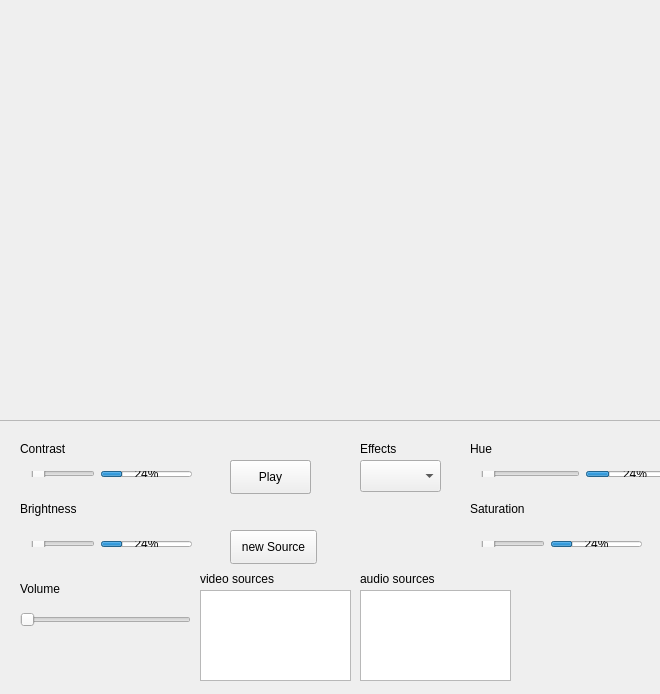
First picture: the form in gstvideo.ui, repository neithanmo/BitRiver, before the edit.
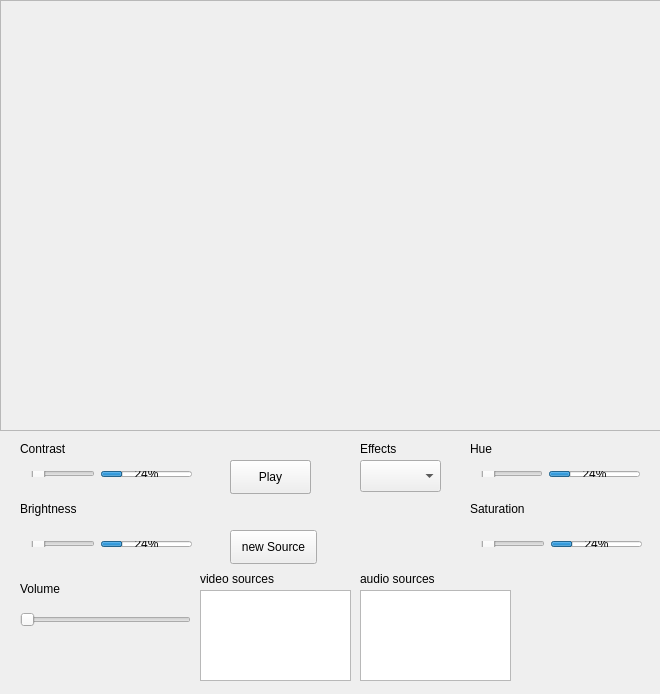
Second picture: the form after the edit.

What changed in the file:
```diff
--- a/gstvideo.ui
+++ b/gstvideo.ui
@@ -107,58 +107,7 @@
     <string>audio sources</string>
    </property>
   </widget>
-  <widget class="QScrollArea" name="area">
-   <property name="geometry">
-    <rect>
-     <x>-10</x>
-     <y>-10</y>
-     <width>681</width>
-     <height>431</height>
-    </rect>
-   </property>
-   <property name="minimumSize">
-    <size>
-     <width>681</width>
-     <height>431</height>
-    </size>
-   </property>
-   <property name="widgetResizable">
-    <bool>true</bool>
-   </property>
-   <widget class="QWidget" name="scrollAreaWidgetContents_2">
-    <property name="geometry">
-     <rect>
-      <x>0</x>
-      <y>0</y>
-      <width>677</width>
-      <height>427</height>
-     </rect>
-    </property>
-    <widget class="QWidget" name="widget" native="true">
-     <property name="geometry">
-      <rect>
-       <x>0</x>
-       <y>0</y>
-       <width>1920</width>
-       <height>431</height>
-      </rect>
-     </property>
-     <property name="minimumSize">
-      <size>
-       <width>681</width>
-       <height>431</height>
-      </size>
-     </property>
-     <property name="maximumSize">
-      <size>
-       <width>1920</width>
-       <height>1080</height>
-      </size>
-     </property>
-    </widget>
-   </widget>
-  </widget>
-  <widget class="QWidget" name="">
+  <widget class="QWidget" name="layoutWidget">
    <property name="geometry">
     <rect>
      <x>20</x>
@@ -199,7 +148,7 @@
     </item>
    </layout>
   </widget>
-  <widget class="QWidget" name="">
+  <widget class="QWidget" name="layoutWidget">
    <property name="geometry">
     <rect>
      <x>470</x>
@@ -276,7 +225,7 @@
     <string>new Source</string>
    </property>
   </widget>
-  <widget class="QWidget" name="">
+  <widget class="QWidget" name="layoutWidget">
    <property name="geometry">
     <rect>
      <x>20</x>
@@ -398,12 +347,12 @@
     <string>Play</string>
    </property>
   </widget>
-  <widget class="QWidget" name="">
+  <widget class="QWidget" name="layoutWidget">
    <property name="geometry">
     <rect>
      <x>470</x>
      <y>460</y>
-     <width>225</width>
+     <width>181</width>
      <height>28</height>
     </rect>
    </property>
@@ -424,6 +373,54 @@
     </item>
    </layout>
   </widget>
+  <widget class="QScrollArea" name="scrollArea">
+   <property name="geometry">
+    <rect>
+     <x>0</x>
+     <y>0</y>
+     <width>661</width>
+     <height>431</height>
+    </rect>
+   </property>
+   <property name="widgetResizable">
+    <bool>true</bool>
+   </property>
+   <widget class="QWidget" name="scrollAreaWidgetContents">
+    <property name="geometry">
+     <rect>
+      <x>0</x>
+      <y>0</y>
+      <width>657</width>
+      <height>427</height>
+     </rect>
+    </property>
+    <property name="styleSheet">
+     <string notr="true">alternate-background-color: qradialgradient(spread:repeat, cx:0.5, cy:0.5, radius:0.077, fx:0.5, fy:0.5, stop:0 rgba(0, 169, 255, 147), stop:0.497326 rgba(0, 0, 0, 147), stop:1 rgba(0, 169, 255, 147));</string>
+    </property>
+    <widget class="QWidget" name="widget" native="true">
+     <property name="geometry">
+      <rect>
+       <x>-11</x>
+       <y>-11</y>
+       <width>671</width>
+       <height>441</height>
+      </rect>
+     </property>
+    </widget>
+   </widget>
+  </widget>
+  <zorder>layoutWidget</zorder>
+  <zorder>label_3</zorder>
+  <zorder>label_4</zorder>
+  <zorder>pushButton</zorder>
+  <zorder>layoutWidget</zorder>
+  <zorder>label_2</zorder>
+  <zorder>label_5</zorder>
+  <zorder>label</zorder>
+  <zorder>bstop</zorder>
+  <zorder>comboBox</zorder>
+  <zorder>bplay</zorder>
+  <zorder>layoutWidget</zorder>
   <zorder>spinBox</zorder>
   <zorder>layoutWidget</zorder>
   <zorder>progressBar3</zorder>
```
Left out of the diff: 5 changed lines with no effect on the pictures.
